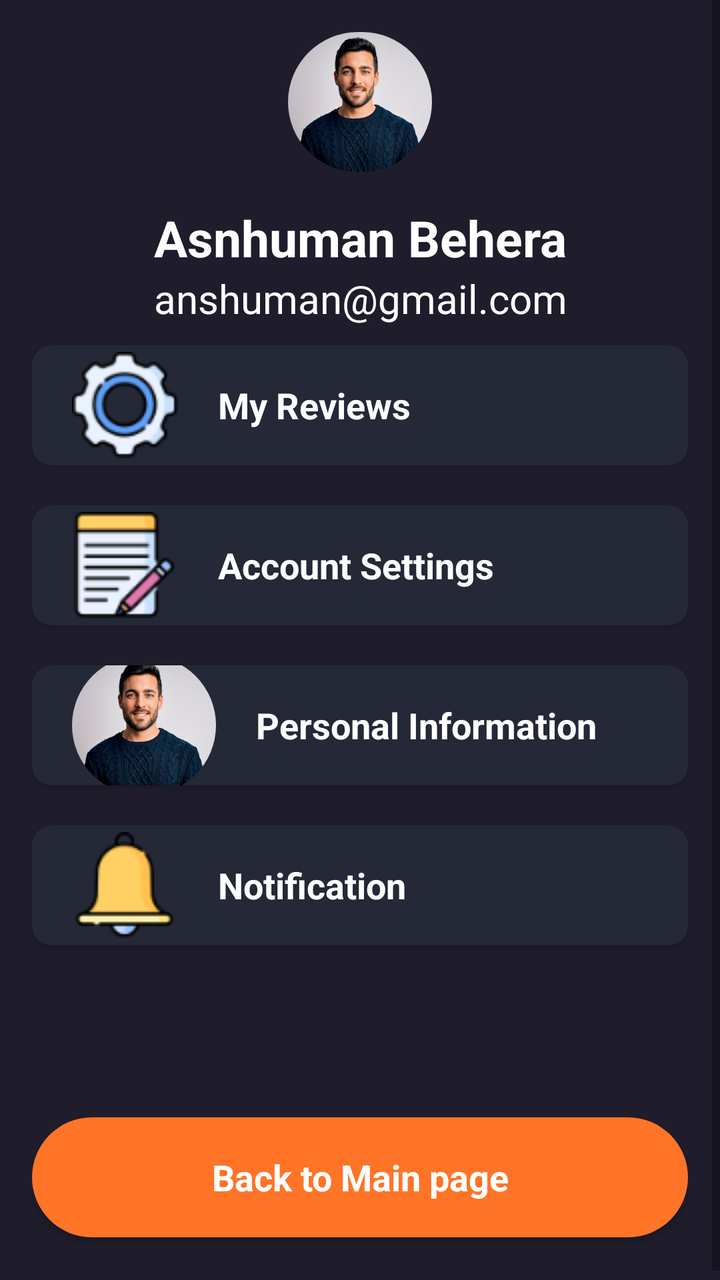
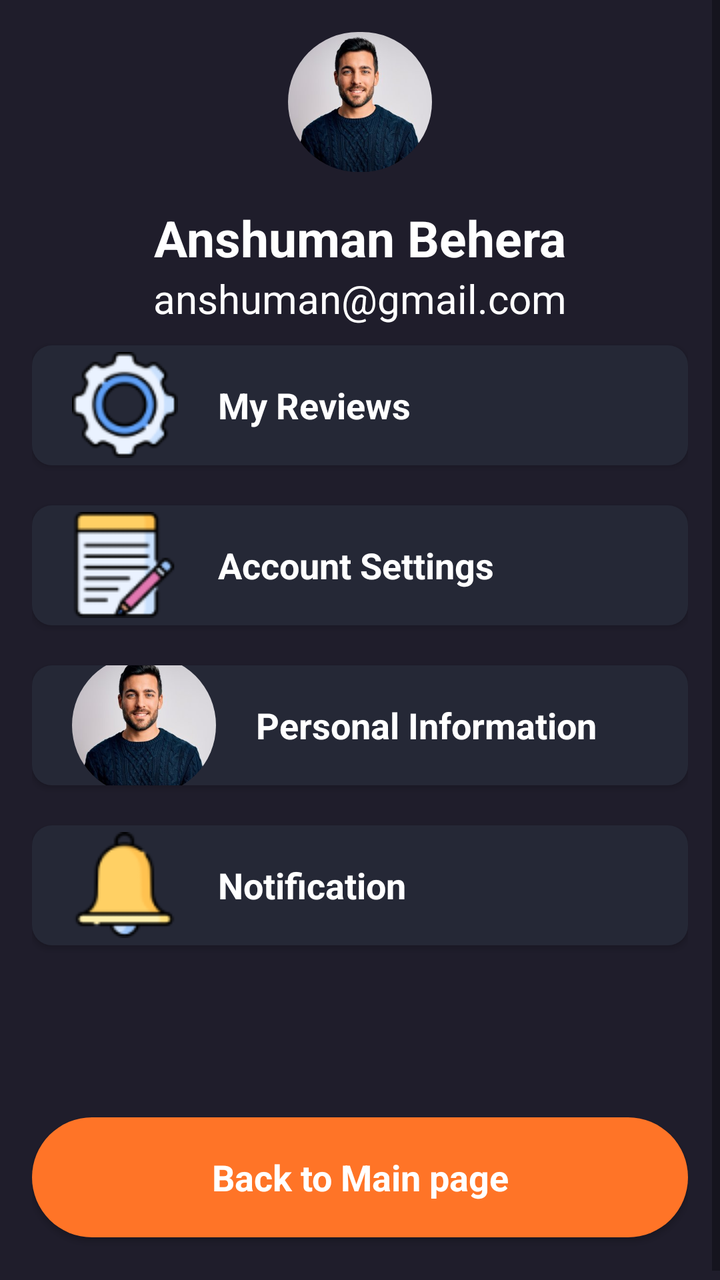

Screens rendered from an Android XML layout before and after an edit, with the pre-edit source and the edit as a unified diff.
<!-- AndroidManifest.xml: application theme Theme.MovieMatrix -->
<!-- res/layout/fragment_profile.xml -->
<?xml version="1.0" encoding="utf-8"?>
<androidx.constraintlayout.widget.ConstraintLayout xmlns:android="http://schemas.android.com/apk/res/android"
    xmlns:app="http://schemas.android.com/apk/res-auto"
    xmlns:tools="http://schemas.android.com/tools"
    android:layout_width="match_parent"
    android:layout_height="match_parent"
    android:background="@color/main_color"
    tools:context=".Fragements.ProfileFragment">

    <ScrollView
        android:layout_width="match_parent"
        android:layout_height="match_parent"
        android:fillViewport="true">

        <LinearLayout
            android:layout_width="match_parent"
            android:layout_height="wrap_content"
            android:orientation="vertical"
            android:padding="16dp">

            <androidx.constraintlayout.widget.ConstraintLayout
                android:layout_width="match_parent"
                android:layout_height="wrap_content">


                <ImageView
                    android:id="@+id/imageView2"
                    android:layout_width="wrap_content"
                    android:layout_height="wrap_content"
                    app:layout_constraintEnd_toEndOf="parent"
                    app:layout_constraintStart_toStartOf="parent"
                    app:srcCompat="@drawable/profile"
                    tools:ignore="MissingConstraints" />

                <TextView
                    android:id="@+id/textView"
                    android:layout_width="wrap_content"
                    android:layout_height="wrap_content"
                    android:text="Asnhuman Behera"
                    android:layout_marginTop="16dp"
                    android:textSize="25sp"
                    android:textColor="@color/white"
                    android:textStyle="bold"
                    app:layout_constraintEnd_toEndOf="@+id/imageView2"
                    app:layout_constraintStart_toStartOf="@+id/imageView2"
                    app:layout_constraintTop_toBottomOf="@+id/imageView2" />

                <TextView
                    android:id="@+id/textView2"
                    android:layout_width="wrap_content"
                    android:layout_height="wrap_content"
                    android:text="anshuman@gmail.com"
                    android:textSize="20sp"
                    android:textColor="@color/white"
                    app:layout_constraintEnd_toEndOf="@+id/textView"
                    app:layout_constraintStart_toStartOf="@+id/textView"
                    app:layout_constraintTop_toBottomOf="@+id/textView" />

            </androidx.constraintlayout.widget.ConstraintLayout>

            <androidx.appcompat.widget.AppCompatButton
                android:id="@+id/btnreviews"
                android:layout_width="match_parent"
                android:layout_height="60dp"
                android:layout_marginTop="10dp"
                android:layout_marginBottom="10dp"
                android:background="@drawable/btn_background_1"
                android:drawableStart="@drawable/ic_1"
                android:drawablePadding="20dp"
                android:paddingStart="20dp"
                android:text="My Reviews"
                android:textColor="@color/white"
                android:textSize="18sp"
                android:textStyle="bold"
                style="@android:style/Widget.Button"
                android:textAlignment="viewStart" />

            <androidx.appcompat.widget.AppCompatButton
                android:id="@+id/btnsetting"
                android:layout_width="match_parent"
                android:layout_height="60dp"
                android:layout_marginTop="10dp"
                android:layout_marginBottom="10dp"
                android:background="@drawable/btn_background_1"
                android:drawableStart="@drawable/ic_2"
                android:drawablePadding="20dp"
                android:paddingStart="20dp"
                android:textColor="@color/white"

                android:text="Account Settings"
                android:textSize="18sp"
                android:textStyle="bold"
                style="@android:style/Widget.Button"
                android:textAlignment="viewStart" />

            <androidx.appcompat.widget.AppCompatButton
                android:id="@+id/btnpersoninfo"
                android:layout_width="match_parent"
                android:layout_height="60dp"
                android:layout_marginTop="10dp"
                android:layout_marginBottom="10dp"
                android:background="@drawable/btn_background_1"
                android:drawableStart="@drawable/profile"
                android:drawablePadding="20dp"
                android:paddingStart="20dp"
                android:text="Personal Information"
                android:textSize="18sp"
                android:textColor="@color/white"

                android:textStyle="bold"
                style="@android:style/Widget.Button"
                android:textAlignment="viewStart" />

            <androidx.appcompat.widget.AppCompatButton
                android:id="@+id/btnnotifcation"
                android:layout_width="match_parent"
                android:layout_height="60dp"
                android:layout_marginTop="10dp"
                android:layout_marginBottom="10dp"
                android:background="@drawable/btn_background_1"
                android:drawableStart="@drawable/ic_4"
                android:drawablePadding="20dp"
                android:textColor="@color/white"
                android:paddingStart="20dp"
                android:text="Notification"
                android:textSize="18sp"
                android:textStyle="bold"
                style="@android:style/Widget.Button"
                android:textAlignment="viewStart" />



            <androidx.appcompat.widget.AppCompatButton
                android:id="@+id/btnbacktoMainpage"
                android:layout_width="match_parent"
                android:layout_height="60dp"
                android:layout_marginTop="76dp"
                android:layout_marginBottom="10dp"
                android:background="@drawable/btn_background_2"
                android:text="Back to Main page"
                android:textColor="#ffffff"
                android:textSize="18sp"
                android:textStyle="bold"
                style="@android:style/Widget.Button" />

        </LinearLayout>
    </ScrollView>
</androidx.constraintlayout.widget.ConstraintLayout>
<!-- resources referenced by this layout -->
<resources>
  <color name="main_color">#1F1D2B</color>
  <color name="white">#FFFFFFFF</color>
  <!-- drawable btn_background_1 (drawable) -->
  <?xml version="1.0" encoding="utf-8"?>
  <selector xmlns:android="http://schemas.android.com/apk/res/android">
  <item>
      <shape android:shape="rectangle">
          <solid android:color="@color/dark_blue"/>
          <corners android:radius="10dp"/>
      </shape>
  </item>
  </selector>
  <!-- drawable btn_background_2 (drawable) -->
  <?xml version="1.0" encoding="utf-8"?>
  <selector xmlns:android="http://schemas.android.com/apk/res/android">
  <item>
      <shape>
          <corners android:radius="50dp"/>
          <solid android:color="@color/orange"/>
      </shape>
  </item>
  </selector>
  <!-- drawable ic_1: png bitmap (drawable, 4931 bytes) -->
  <!-- drawable ic_2: png bitmap (drawable, 2583 bytes) -->
  <!-- drawable ic_4: png bitmap (drawable, 2512 bytes) -->
  <!-- drawable profile: png bitmap (drawable-hdpi, 18828 bytes) -->
  <style name="Theme.MovieMatrix" parent="Base.Theme.MovieMatrix" />
  <color name="dark_blue">#252836</color>
  <color name="orange">#FF7427</color>
  <style name="Base.Theme.MovieMatrix" parent="Theme.MaterialComponents.DayNight.NoActionBar">
          
          
      </style>
</resources>

<!-- the commit's change to res/layout/fragment_profile.xml (unified diff, before → after) -->
@@ -36,7 +36,7 @@
                     android:id="@+id/textView"
                     android:layout_width="wrap_content"
                     android:layout_height="wrap_content"
-                    android:text="Asnhuman Behera"
+                    android:text="Anshuman Behera"
                     android:layout_marginTop="16dp"
                     android:textSize="25sp"
                     android:textColor="@color/white"
